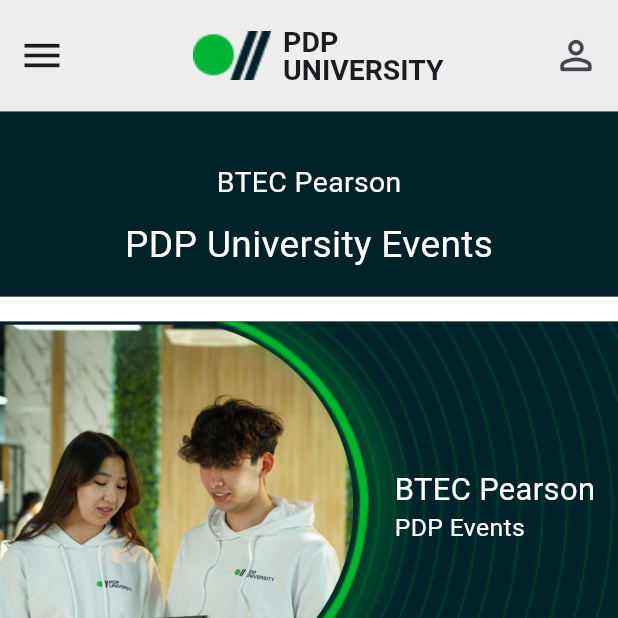
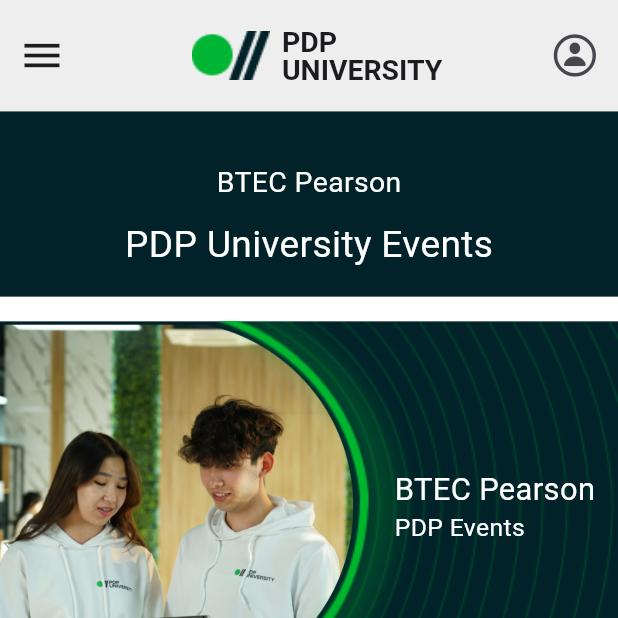
Before and after one commit to IftixorRustamov/my_pdp, a Flutter app: the screen it shows after launch, on a phone screen of 412 x 824 dp, the top half of it. Run offline on Flutter 3.47's test engine with Material 3 defaults, Android fonts, the phone set to English and light mode, and no system bars.

Commit message:
Changed the Icon in App bar.

```diff
--- a/lib/screens/discover.dart
+++ b/lib/screens/discover.dart
@@ -1,3 +1,4 @@
+import 'package:flutter/cupertino.dart';
 import 'package:flutter/material.dart';
 import 'package:my_pdp/common/app_colors.dart';
 import 'package:my_pdp/common/app_responsive.dart';
@@ -22,8 +23,8 @@
         ),
         actions: [
           Icon(
-            Icons.person_outline_rounded,
-            size: Responsive.height(0.038),
+            CupertinoIcons.person_circle,
+            size: Responsive.height(0.04),
           ),
           SizedBox(
             width: Responsive.width(0.03),
```
